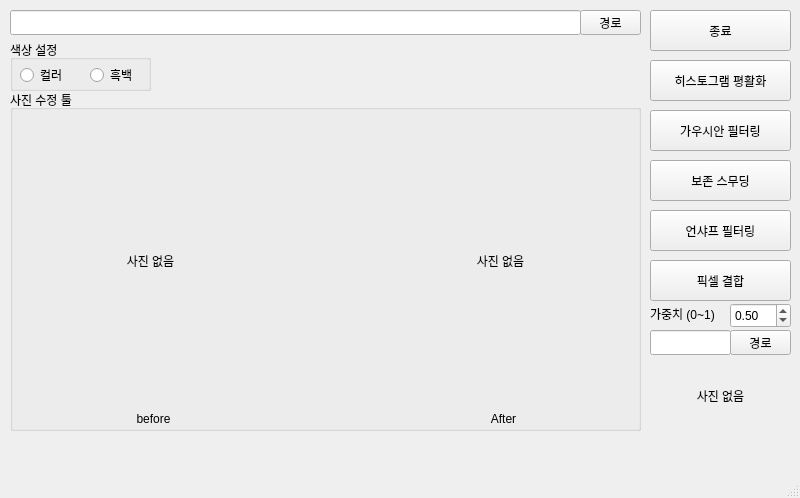
The window that Main.ui (ryujunhyeong/AI_v1) describes before a commit, drawn with Qt 5.
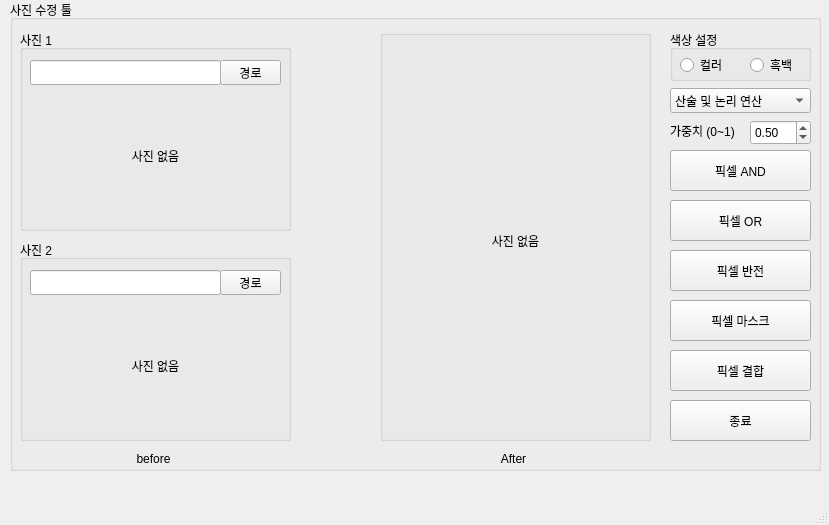
The same window after the commit. Icons and pictures are not drawn.

The edit to the form file:
```diff
--- a/Main.ui
+++ b/Main.ui
@@ -6,44 +6,21 @@
    <rect>
     <x>0</x>
     <y>0</y>
-    <width>800</width>
-    <height>498</height>
+    <width>829</width>
+    <height>525</height>
    </rect>
   </property>
   <property name="windowTitle">
    <string>MainWindow</string>
   </property>
   <widget class="QWidget" name="centralwidget">
-   <widget class="QPushButton" name="pushButton_filepath">
-    <property name="geometry">
-     <rect>
-      <x>580</x>
-      <y>10</y>
-      <width>61</width>
-      <height>25</height>
-     </rect>
-    </property>
-    <property name="text">
-     <string>경로</string>
-    </property>
-   </widget>
-   <widget class="QLineEdit" name="lineEdit_filepath">
-    <property name="geometry">
-     <rect>
-      <x>10</x>
-      <y>10</y>
-      <width>571</width>
-      <height>25</height>
-     </rect>
-    </property>
-   </widget>
    <widget class="QGroupBox" name="groupBox">
     <property name="geometry">
      <rect>
       <x>10</x>
-      <y>90</y>
-      <width>631</width>
-      <height>341</height>
+      <y>0</y>
+      <width>811</width>
+      <height>471</height>
      </rect>
     </property>
     <property name="title">
@@ -52,51 +29,13 @@
     <property name="alignment">
      <set>Qt::AlignLeading|Qt::AlignLeft|Qt::AlignTop</set>
     </property>
-    <widget class="QLabel" name="picture_pre">
-     <property name="geometry">
-      <rect>
-       <x>20</x>
-       <y>30</y>
-       <width>241</width>
-       <height>281</height>
-      </rect>
-     </property>
-     <property name="text">
-      <string>사진 없음</string>
-     </property>
-     <property name="scaledContents">
-      <bool>true</bool>
-     </property>
-     <property name="alignment">
-      <set>Qt::AlignCenter</set>
-     </property>
-    </widget>
-    <widget class="QLabel" name="picture_after">
-     <property name="geometry">
-      <rect>
-       <x>370</x>
-       <y>30</y>
-       <width>241</width>
-       <height>281</height>
-      </rect>
-     </property>
-     <property name="text">
-      <string>사진 없음</string>
-     </property>
-     <property name="scaledContents">
-      <bool>true</bool>
-     </property>
-     <property name="alignment">
-      <set>Qt::AlignCenter</set>
-     </property>
-    </widget>
     <widget class="QLabel" name="label">
      <property name="geometry">
       <rect>
-       <x>280</x>
-       <y>130</y>
+       <x>290</x>
+       <y>200</y>
        <width>71</width>
-       <height>71</height>
+       <height>91</height>
       </rect>
      </property>
      <property name="text">
@@ -113,7 +52,7 @@
      <property name="geometry">
       <rect>
        <x>110</x>
-       <y>320</y>
+       <y>450</y>
        <width>67</width>
        <height>17</height>
       </rect>
@@ -128,8 +67,8 @@
     <widget class="QLabel" name="label_3">
      <property name="geometry">
       <rect>
-       <x>460</x>
-       <y>320</y>
+       <x>470</x>
+       <y>450</y>
        <width>67</width>
        <height>17</height>
       </rect>
@@ -141,40 +80,80 @@
       <set>Qt::AlignCenter</set>
      </property>
     </widget>
-   </widget>
-   <widget class="QPushButton" name="pushButton_gaussianBlur">
+    <widget class="QGroupBox" name="groupBox_4">
     <property name="geometry">
      <rect>
-      <x>650</x>
-      <y>110</y>
-      <width>141</width>
-      <height>41</height>
-     </rect>
-    </property>
+       <x>10</x>
+       <y>30</y>
+       <width>271</width>
+       <height>201</height>
+      </rect>
+     </property>
+     <property name="title">
+      <string>사진 1</string>
+     </property>
+     <widget class="QPushButton" name="pushButton_filepath">
+      <property name="geometry">
+       <rect>
+        <x>200</x>
+        <y>30</y>
+        <width>61</width>
+        <height>25</height>
+       </rect>
+      </property>
     <property name="text">
-     <string>가우시안 필터링</string>
-    </property>
-   </widget>
-   <widget class="QPushButton" name="pushButton_exit">
+       <string>경로</string>
+      </property>
+     </widget>
+     <widget class="QLineEdit" name="lineEdit_filepath">
     <property name="geometry">
      <rect>
-      <x>650</x>
-      <y>10</y>
-      <width>141</width>
-      <height>41</height>
-     </rect>
-    </property>
+        <x>10</x>
+        <y>30</y>
+        <width>191</width>
+        <height>25</height>
+       </rect>
+      </property>
+     </widget>
+     <widget class="QLabel" name="picture_pre">
+      <property name="geometry">
+       <rect>
+        <x>10</x>
+        <y>60</y>
+        <width>251</width>
+        <height>131</height>
+       </rect>
+      </property>
     <property name="text">
-     <string>종료</string>
-    </property>
-   </widget>
+       <string>사진 없음</string>
+      </property>
+      <property name="scaledContents">
+       <bool>true</bool>
+      </property>
+      <property name="alignment">
+       <set>Qt::AlignCenter</set>
+      </property>
+     </widget>
+    </widget>
+    <widget class="QGroupBox" name="groupBox_3">
+     <property name="geometry">
+      <rect>
+       <x>10</x>
+       <y>240</y>
+       <width>271</width>
+       <height>201</height>
+      </rect>
+     </property>
+     <property name="title">
+      <string>사진 2</string>
+     </property>
    <widget class="QLabel" name="picture_add">
     <property name="geometry">
      <rect>
-      <x>650</x>
-      <y>360</y>
-      <width>141</width>
-      <height>71</height>
+        <x>10</x>
+        <y>60</y>
+        <width>251</width>
+        <height>131</height>
      </rect>
     </property>
     <property name="text">
@@ -187,21 +166,11 @@
      <set>Qt::AlignCenter</set>
     </property>
    </widget>
-   <widget class="QLineEdit" name="lineEdit_filepath_add">
-    <property name="geometry">
-     <rect>
-      <x>650</x>
-      <y>330</y>
-      <width>81</width>
-      <height>25</height>
-     </rect>
-    </property>
-   </widget>
    <widget class="QPushButton" name="pushButton_filepath_add">
     <property name="geometry">
      <rect>
-      <x>730</x>
-      <y>330</y>
+        <x>200</x>
+        <y>30</y>
       <width>61</width>
       <height>25</height>
      </rect>
@@ -210,24 +179,54 @@
      <string>경로</string>
     </property>
    </widget>
-   <widget class="QPushButton" name="pushButton_PixelBlending">
+     <widget class="QLineEdit" name="lineEdit_filepath_add">
     <property name="geometry">
      <rect>
-      <x>650</x>
-      <y>260</y>
-      <width>141</width>
-      <height>41</height>
+        <x>10</x>
+        <y>30</y>
+        <width>191</width>
+        <height>25</height>
+       </rect>
+      </property>
+     </widget>
+    </widget>
+    <widget class="QGroupBox" name="groupBox_5">
+     <property name="geometry">
+      <rect>
+       <x>370</x>
+       <y>30</y>
+       <width>271</width>
+       <height>411</height>
+      </rect>
+     </property>
+     <property name="title">
+      <string/>
+     </property>
+     <widget class="QLabel" name="picture_after">
+      <property name="geometry">
+       <rect>
+        <x>10</x>
+        <y>70</y>
+        <width>251</width>
+        <height>281</height>
      </rect>
     </property>
     <property name="text">
-     <string>픽셀 결합</string>
-    </property>
+       <string>사진 없음</string>
+      </property>
+      <property name="scaledContents">
+       <bool>true</bool>
+      </property>
+      <property name="alignment">
+       <set>Qt::AlignCenter</set>
+      </property>
+     </widget>
    </widget>
    <widget class="QGroupBox" name="groupBox_2">
     <property name="geometry">
      <rect>
-      <x>10</x>
-      <y>40</y>
+       <x>660</x>
+       <y>30</y>
       <width>141</width>
       <height>51</height>
      </rect>
@@ -265,24 +264,37 @@
      </property>
     </widget>
    </widget>
-   <widget class="QPushButton" name="pushButton_histogram">
+    <widget class="QPushButton" name="pushButton_PixelBlending">
     <property name="geometry">
      <rect>
-      <x>650</x>
-      <y>60</y>
+       <x>660</x>
+       <y>350</y>
       <width>141</width>
       <height>41</height>
      </rect>
     </property>
     <property name="text">
-     <string>히스토그램 평활화</string>
+      <string>픽셀 결합</string>
+     </property>
+    </widget>
+    <widget class="QLabel" name="label_4">
+     <property name="geometry">
+      <rect>
+       <x>660</x>
+       <y>120</y>
+       <width>81</width>
+       <height>21</height>
+      </rect>
+     </property>
+     <property name="text">
+      <string>가중치 (0~1)</string>
     </property>
    </widget>
    <widget class="QDoubleSpinBox" name="doubleSpinBox_W">
     <property name="geometry">
      <rect>
-      <x>730</x>
-      <y>303</y>
+       <x>740</x>
+       <y>120</y>
       <width>61</width>
       <height>25</height>
      </rect>
@@ -297,44 +309,96 @@
      <double>0.500000000000000</double>
     </property>
    </widget>
-   <widget class="QLabel" name="label_4">
+    <widget class="QPushButton" name="pushButton_exit">
     <property name="geometry">
      <rect>
-      <x>650</x>
-      <y>303</y>
-      <width>81</width>
-      <height>21</height>
+       <x>660</x>
+       <y>400</y>
+       <width>141</width>
+       <height>41</height>
      </rect>
     </property>
     <property name="text">
-     <string>가중치 (0~1)</string>
-    </property>
-   </widget>
-   <widget class="QPushButton" name="pushButton_smooth">
+      <string>종료</string>
+     </property>
+    </widget>
+    <widget class="QComboBox" name="comboBox_chk">
     <property name="geometry">
      <rect>
-      <x>650</x>
-      <y>160</y>
+       <x>660</x>
+       <y>88</y>
       <width>141</width>
+       <height>25</height>
+      </rect>
+     </property>
+     <item>
+      <property name="text">
+       <string>산술 및 논리 연산</string>
+      </property>
+     </item>
+     <item>
+      <property name="text">
+       <string>화질 향상 기법</string>
+      </property>
+     </item>
+     <item>
+      <property name="text">
+       <string>영상 특징 검출</string>
+      </property>
+     </item>
+    </widget>
+    <widget class="QPushButton" name="pushButton_histogram">
+     <property name="geometry">
+      <rect>
+       <x>660</x>
+       <y>150</y>
+       <width>141</width>
       <height>41</height>
      </rect>
     </property>
     <property name="text">
-     <string>보존 스무딩</string>
+      <string>픽셀 AND</string>
+     </property>
+    </widget>
+    <widget class="QPushButton" name="pushButton_gaussianBlur">
+     <property name="geometry">
+      <rect>
+       <x>660</x>
+       <y>200</y>
+       <width>141</width>
+       <height>41</height>
+      </rect>
+     </property>
+     <property name="text">
+      <string>픽셀 OR</string>
     </property>
    </widget>
    <widget class="QPushButton" name="pushButton_unsharp">
     <property name="geometry">
      <rect>
-      <x>650</x>
-      <y>210</y>
+       <x>660</x>
+       <y>300</y>
       <width>141</width>
       <height>41</height>
      </rect>
     </property>
     <property name="text">
-     <string>언샤프 필터링</string>
-    </property>
+      <string>픽셀 마스크</string>
+     </property>
+    </widget>
+    <widget class="QPushButton" name="pushButton_smooth">
+     <property name="geometry">
+      <rect>
+       <x>660</x>
+       <y>250</y>
+       <width>141</width>
+       <height>41</height>
+      </rect>
+     </property>
+     <property name="text">
+      <string>픽셀 반전</string>
+     </property>
+    </widget>
    </widget>
   </widget>
   <widget class="QMenuBar" name="menubar">
```
Left out of the diff: 2 changed lines with no effect on the pictures. Lines whose indentation alone changed are shown as unchanged.
